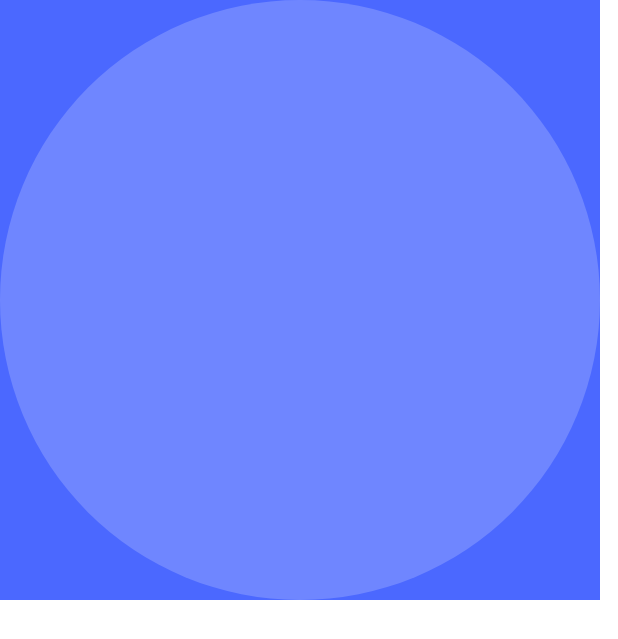
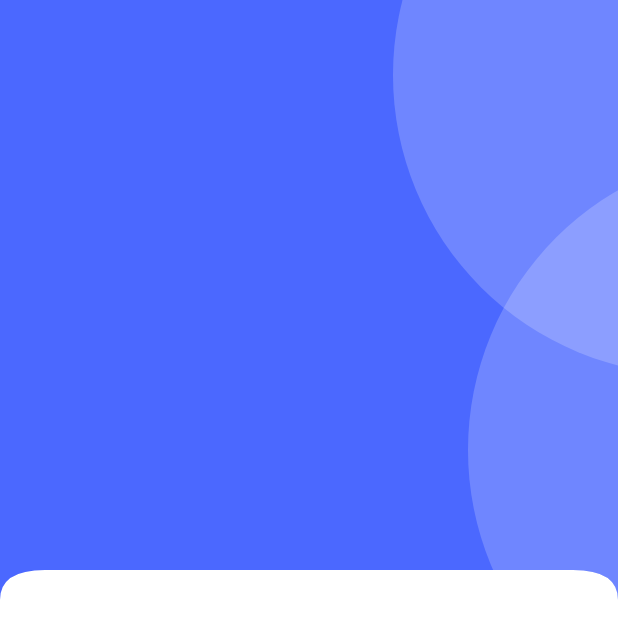
Before and after one commit to Adithya-b-03/t_store_flutter, a Flutter app: the THomeScreen screen opened directly, on a phone screen of 412 x 824 dp. Shown: the top 639 px of the screen. Run offline on Flutter 3.47's test engine with Material 3 defaults, Android fonts, the phone set to English and light mode, and no system bars; our stand-ins replace connectivity_plus, firebase_storage, get, get_storage, iconsax, logger and 2 more; accounts and stored records are empty; project files that could hold a hidden picture were left out.

Commit message:
e-commerce app updated

```diff
--- /dev/null
+++ b/lib/common/widgets/custom_shapes/curved_edges/curved_edge_widget.dart
@@ -0,0 +1,17 @@
+import 'package:flutter/material.dart';
+
+import 'curved_edges.dart';
+class TCurvedEdgeWidget extends StatelessWidget {
+  const TCurvedEdgeWidget({
+    super.key,
+    this.child
+  });
+  final Widget? child;
+  @override
+  Widget build(BuildContext context) {
+    return ClipPath(
+        clipper: TCustomCurvedEdges(),
+        child: child
+    );
+  }
+}
--- /dev/null
+++ b/lib/common/widgets/custom_shapes/curved_edges/curved_edges.dart
@@ -0,0 +1,27 @@
+import 'package:flutter/material.dart';
+class TCustomCurvedEdges extends CustomClipper<Path>{
+  @override
+  Path getClip(Size size) {
+    var path = Path();
+    path.lineTo(0, size.height);
+    final firstCurve = Offset(0,size.height-20);
+    final lastCurve = Offset(30,size.height-20);
+    path.quadraticBezierTo(firstCurve.dx, firstCurve.dy, lastCurve.dx, lastCurve.dy);
+    final secondFirstCurve = Offset(0,size.height-20);
+    final secondLastCurve = Offset(size.width-30,size.height-20);
+    path.quadraticBezierTo(secondFirstCurve.dx, secondFirstCurve.dy, secondLastCurve.dx, secondLastCurve.dy);
+    final thirdFirstCurve = Offset(size.width,size.height-20);
+    final thirdLastCurve = Offset(size.width,size.height);
+    path.quadraticBezierTo(thirdFirstCurve.dx, thirdFirstCurve.dy, thirdLastCurve.dx, thirdLastCurve.dy);
+    path.lineTo(size.width,0);
+    path.close();
+    return path;
+  }
+
+  @override
+  bool shouldReclip(covariant CustomClipper<Path> oldClipper) {
+    // TODO: implement shouldReclip
+    return true;
+  }
+
+}
--- a/lib/features/shop/screens/home/home.dart
+++ b/lib/features/shop/screens/home/home.dart
@@ -1,7 +1,9 @@
 import 'package:flutter/material.dart';
+import 'package:t_store/common/widgets/custom_shapes/curved_edges/curved_edges.dart';
 import 'package:t_store/utils/constants/sizes.dart';
 
 import '../../../../common/widgets/custom_shapes/containers/circular_container.dart';
+import '../../../../common/widgets/custom_shapes/curved_edges/curved_edge_widget.dart';
 import '../../../../utils/constants/colors.dart';
 class THomeScreen extends StatelessWidget {
   const THomeScreen({super.key});
@@ -10,19 +12,23 @@ class THomeScreen extends StatelessWidget {
   Widget build(BuildContext context) {
     return Scaffold(
       body: SingleChildScrollView(
-        child:Column(
+        child:TCurvedEdgeWidget(child: Column(
           children: [
             Container(
               color:TColors.primary,
               padding: const EdgeInsets.all(0),
-              child: const Stack(
-                children: [
-                  TCircularContainer(child: null,)
-                ]
+              child: const SizedBox(
+                height: 400,
+                child: Stack(
+                    children: [
+                      Positioned(top:-150 ,right:-250,child: TCircularContainer(child: null,)),
+                      Positioned(top:100,right:-300,child: TCircularContainer(child: null,))
+                    ]
+                ),
               ),
             )
           ],
-        )
+        ),)
       )
     );
   }
```
